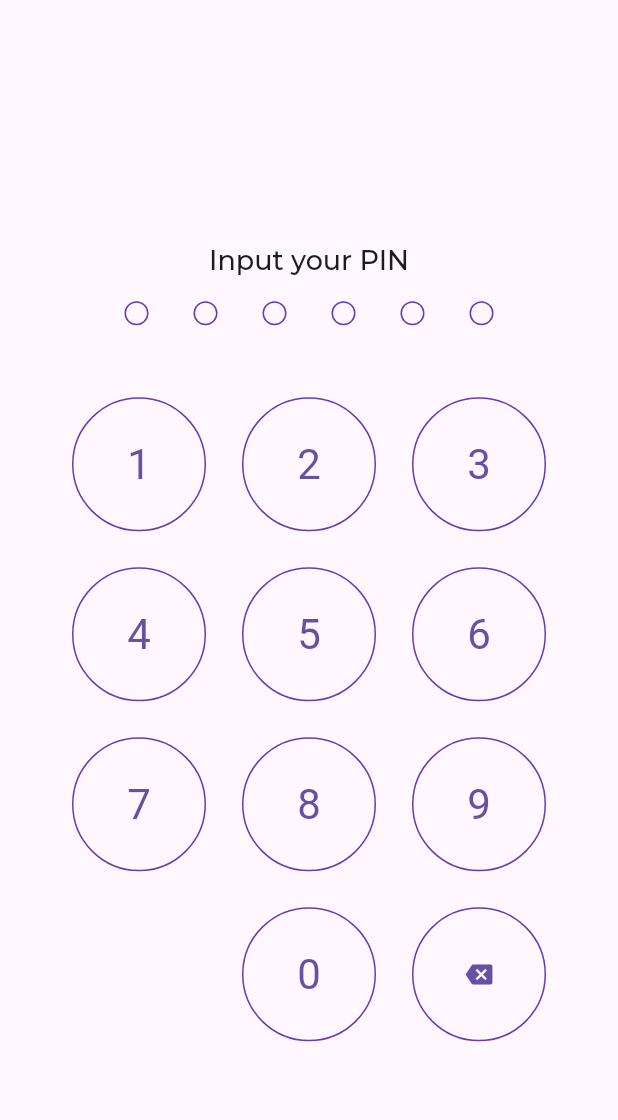
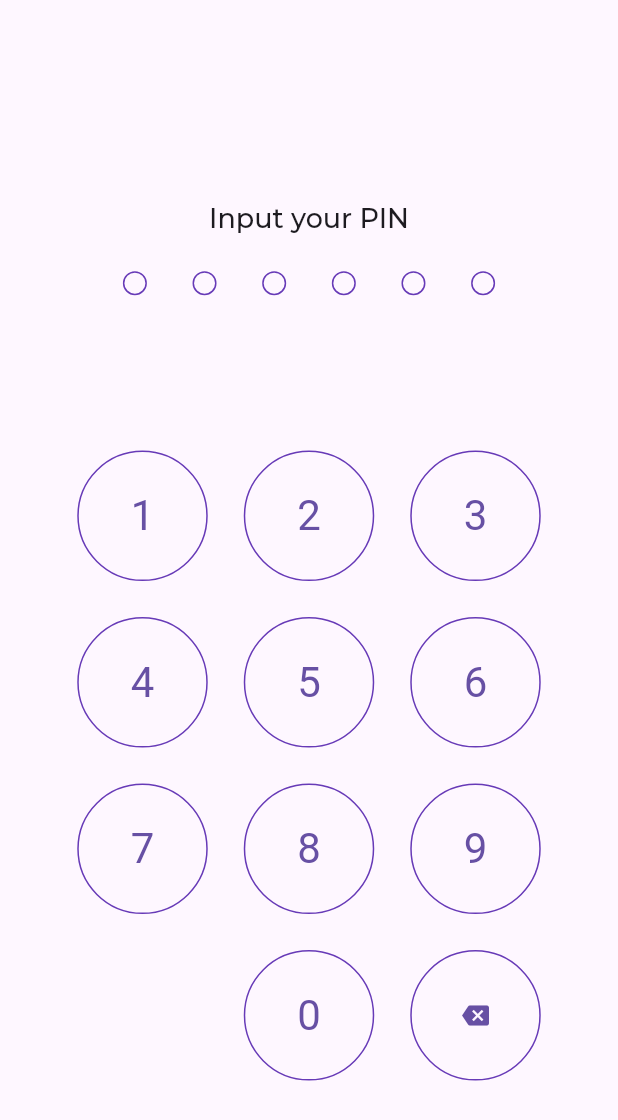
Before and after one commit to NonthakornK/RBHTaskManagement, a Flutter app: the screen it shows after launch, on a phone screen of 412 x 824 dp. Shown: the top 1120 px of the screen. Run offline on Flutter 3.47's test engine with Material 3 defaults, Android fonts, the phone set to English and light mode, and no system bars; our stand-ins replace dio, freezed_annotation, get_it, google_fonts, injectable, pull_to_refresh and 2 more; generated files the repository leaves out were written again.

Commit message:
Fixed bug & adjusted layout

```diff
--- a/lib/src/core/session_manager.dart
+++ b/lib/src/core/session_manager.dart
@@ -6,7 +6,7 @@ import 'package:rxdart/rxdart.dart';
 
 @lazySingleton
 class SessionManager {
-  static const _durationTimeout = Duration(minutes: 10);
+  static const _durationTimeout = Duration(seconds: 10);
   static const _pinNumber = ['1', '2', '3', '4', '5', '6'];
 
   Timer? _timer;
--- a/lib/src/presentation/pin_verify/pin_verify_page.dart
+++ b/lib/src/presentation/pin_verify/pin_verify_page.dart
@@ -19,17 +19,37 @@ class _PinVerifyPageState extends State<PinVerifyPage> {
 
   @override
   Widget build(BuildContext context) {
+    final screenSize = MediaQuery.of(context).size;
     return Scaffold(
       body: SafeArea(
-        minimum: const EdgeInsets.all(48),
+        child: Center(
+          child: Padding(
+            padding: EdgeInsets.symmetric(
+              horizontal: screenSize.width * 0.125,
+            ),
             child: Column(
-          mainAxisAlignment: MainAxisAlignment.center,
               children: [
-            PinDisplay(header: _getPinHeader(), pinLength: pin.length),
-            const SizedBox(
-              height: 16,
+                Expanded(
+                  child: Align(
+                    alignment: Alignment.bottomCenter,
+                    child: Text(
+                      _getPinHeader(),
+                      style: Theme.of(context).textTheme.titleLarge,
+                      textAlign: TextAlign.center,
                     ),
-            GridView.count(
+                  ),
+                ),
+                Padding(
+                  padding: const EdgeInsets.only(top: 24),
+                  child: PinDisplay(
+                    pinLength: pin.length,
+                  ),
+                ),
+                Expanded(
+                  flex: 4,
+                  child: Center(
+                    child: GridView.count(
+                      padding: const EdgeInsets.symmetric(vertical: 32),
                       physics: const NeverScrollableScrollPhysics(),
                       shrinkWrap: true,
                       mainAxisSpacing: 24,
@@ -69,7 +89,11 @@ class _PinVerifyPageState extends State<PinVerifyPage> {
                         },
                       ),
                     ),
+                  ),
+                ),
               ],
+            ),
+          ),
         ),
       ),
     );
@@ -132,50 +156,29 @@ class NumpadButton extends StatelessWidget {
 }
 
 class PinDisplay extends StatelessWidget {
-  final String header;
   final int pinLength;
 
   const PinDisplay({
     super.key,
-    required this.header,
     required this.pinLength,
   });
 
   @override
   Widget build(BuildContext context) {
-    return Padding(
-      padding: const EdgeInsets.symmetric(vertical: 32, horizontal: 20),
-      child: Column(
-        children: [
-          Text(
-            header,
-            style: Theme.of(context).textTheme.titleLarge,
-            textAlign: TextAlign.center,
-          ),
-          const SizedBox(
-            height: 16,
-          ),
-          Row(
+    return Row(
       mainAxisAlignment: MainAxisAlignment.spaceEvenly,
       children: List.generate(
         6,
-              (index) => Expanded(
-                child: Container(
+        (index) => Container(
           width: 16,
           height: 16,
           decoration: BoxDecoration(
             border: Border.all(color: Colors.deepPurple),
-                    color: index < pinLength
-                        ? Colors.deepPurple
-                        : Colors.transparent,
+            color: index < pinLength ? Colors.deepPurple : Colors.transparent,
             shape: BoxShape.circle,
           ),
         ),
       ),
-            ),
-          ),
-        ],
-      ),
     );
   }
 }
--- a/lib/src/presentation/task_list/task_list_view_model.dart
+++ b/lib/src/presentation/task_list/task_list_view_model.dart
@@ -36,8 +36,6 @@ class TaskListViewModel extends ChangeNotifier {
     try {
       final response =
           await _taskListRepository.getTaskList(_getString(group), offset);
-      /* final response =
-          await _taskListRepository.getTaskList("ABC", offset); */
       if (offset == 0) {
         _getSubject(group).add(response);
       } else {
```
Lines whose indentation alone changed are shown as unchanged.
